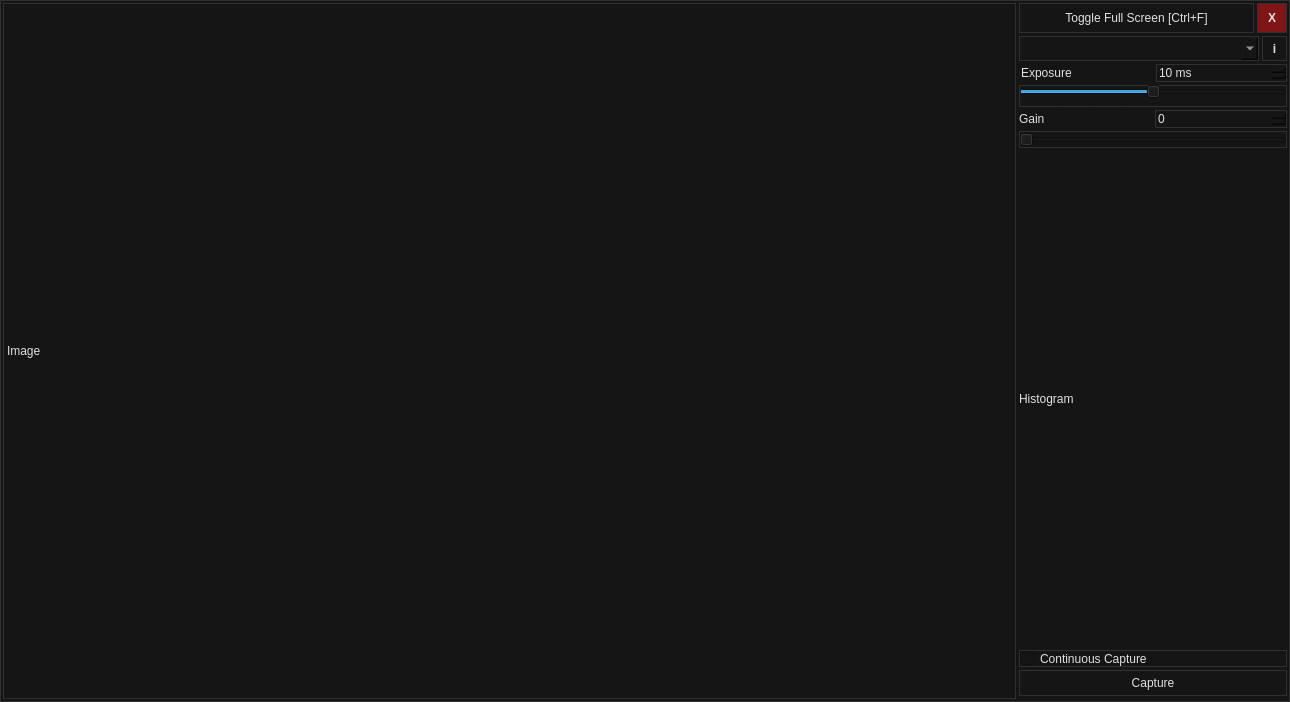
Old version of the form mainframe.ui in the repository aleksey-ka/OpenAP-AstroPhotography.
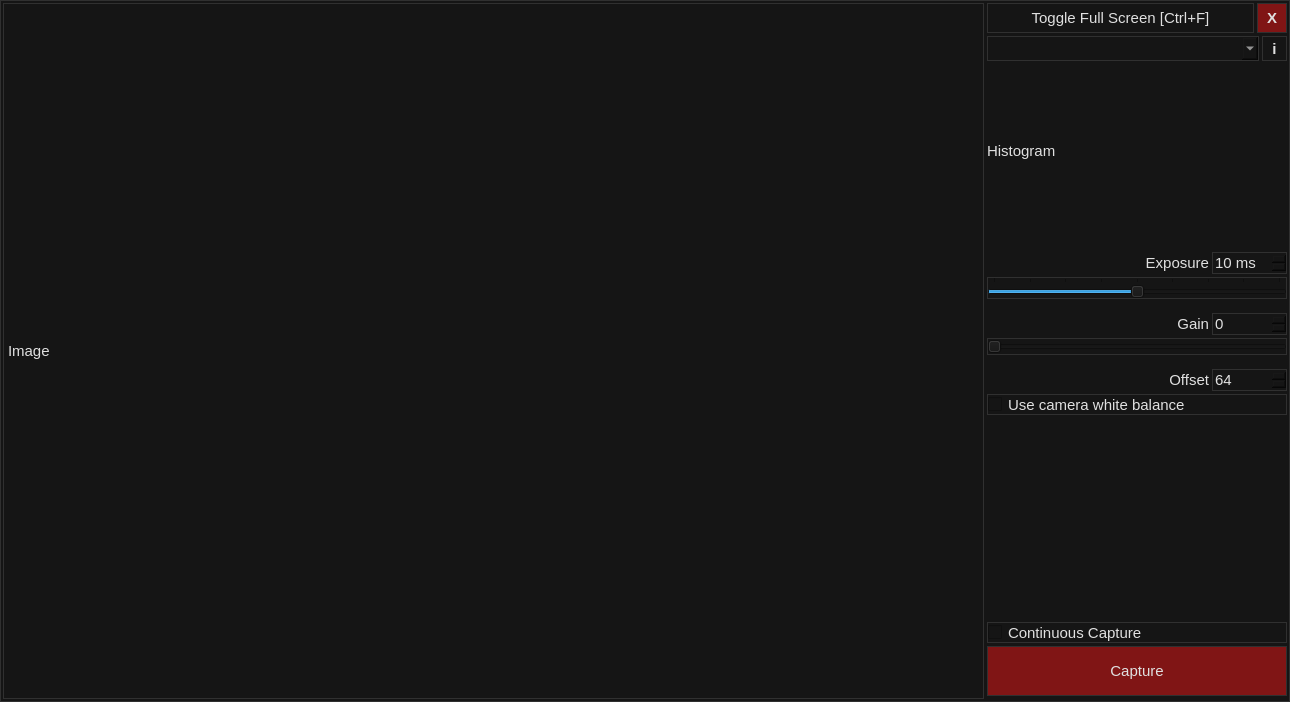
New version of the form.

Commit message: Controls for offset and white balance + minor UI improvements

```diff
--- a/mainframe.ui
+++ b/mainframe.ui
@@ -20,6 +20,7 @@
 	border-width: 1px;
 	border-style: solid;
 	border-color: #303030;
+	font-size:15px;
 }
 QFrame {
 	border-color: #303030;
@@ -51,7 +52,7 @@
      <widget class="QFrame" name="controlsPanel">
       <property name="minimumSize">
        <size>
-        <width>268</width>
+        <width>300</width>
         <height>0</height>
        </size>
       </property>
@@ -150,6 +151,7 @@
             </property>
             <property name="font">
              <font>
+              <pointsize>-1</pointsize>
               <weight>75</weight>
               <bold>true</bold>
              </font>
@@ -229,7 +231,7 @@
             </property>
             <property name="font">
              <font>
-              <pointsize>9</pointsize>
+              <pointsize>-1</pointsize>
               <weight>75</weight>
               <bold>true</bold>
              </font>
@@ -242,6 +244,19 @@
          </layout>
         </widget>
        </item>
+       <item>
+        <widget class="QLabel" name="histogramView">
+         <property name="maximumSize">
+          <size>
+           <width>16777215</width>
+           <height>174</height>
+          </size>
+         </property>
+         <property name="text">
+          <string>Histogram</string>
+         </property>
+        </widget>
+       </item>
        <item>
         <widget class="QFrame" name="exposureFrame">
          <property name="sizePolicy">
@@ -261,7 +276,7 @@
            <number>2</number>
           </property>
           <property name="topMargin">
-           <number>0</number>
+           <number>11</number>
           </property>
           <property name="rightMargin">
            <number>0</number>
@@ -271,13 +286,25 @@
           </property>
           <item>
            <widget class="QLabel" name="exposureLabel">
+            <property name="layoutDirection">
+             <enum>Qt::LeftToRight</enum>
+            </property>
             <property name="text">
              <string>Exposure</string>
             </property>
+            <property name="alignment">
+             <set>Qt::AlignRight|Qt::AlignTrailing|Qt::AlignVCenter</set>
+            </property>
            </widget>
           </item>
           <item>
            <widget class="QSpinBox" name="exposureSpinBox">
+            <property name="maximumSize">
+             <size>
+              <width>75</width>
+              <height>16777215</height>
+             </size>
+            </property>
             <property name="suffix">
              <string> ms</string>
             </property>
@@ -322,7 +349,7 @@
           <enum>Qt::Horizontal</enum>
          </property>
          <property name="tickPosition">
-          <enum>QSlider::TicksBelow</enum>
+          <enum>QSlider::TicksAbove</enum>
          </property>
          <property name="tickInterval">
           <number>10</number>
@@ -348,7 +375,7 @@
            <number>0</number>
           </property>
           <property name="topMargin">
-           <number>0</number>
+           <number>11</number>
           </property>
           <property name="rightMargin">
            <number>0</number>
@@ -358,13 +385,25 @@
           </property>
           <item>
            <widget class="QLabel" name="gainLabel">
+            <property name="layoutDirection">
+             <enum>Qt::LeftToRight</enum>
+            </property>
             <property name="text">
              <string>Gain</string>
             </property>
+            <property name="alignment">
+             <set>Qt::AlignRight|Qt::AlignTrailing|Qt::AlignVCenter</set>
+            </property>
            </widget>
           </item>
           <item>
            <widget class="QSpinBox" name="gainSpinBox">
+            <property name="maximumSize">
+             <size>
+              <width>75</width>
+              <height>16777215</height>
+             </size>
+            </property>
             <property name="maximum">
              <number>600</number>
             </property>
@@ -393,14 +432,109 @@
         </widget>
        </item>
        <item>
-        <widget class="QLabel" name="histogramView">
+        <widget class="QFrame" name="offsetFrame">
+         <property name="sizePolicy">
+          <sizepolicy hsizetype="Preferred" vsizetype="Fixed">
+           <horstretch>0</horstretch>
+           <verstretch>0</verstretch>
+          </sizepolicy>
+         </property>
+         <property name="frameShape">
+          <enum>QFrame::StyledPanel</enum>
+         </property>
+         <property name="frameShadow">
+          <enum>QFrame::Raised</enum>
+         </property>
+         <layout class="QHBoxLayout" name="horizontalLayout_6">
+          <property name="leftMargin">
+           <number>2</number>
+          </property>
+          <property name="topMargin">
+           <number>11</number>
+          </property>
+          <property name="rightMargin">
+           <number>0</number>
+          </property>
+          <property name="bottomMargin">
+           <number>0</number>
+          </property>
+          <item>
+           <widget class="QLabel" name="offsetLabel">
+            <property name="layoutDirection">
+             <enum>Qt::LeftToRight</enum>
+            </property>
+            <property name="text">
+             <string>Offset</string>
+            </property>
+            <property name="alignment">
+             <set>Qt::AlignRight|Qt::AlignTrailing|Qt::AlignVCenter</set>
+            </property>
+           </widget>
+          </item>
+          <item>
+           <widget class="QSpinBox" name="offsetSpinBox">
+            <property name="maximumSize">
+             <size>
+              <width>75</width>
+              <height>16777215</height>
+             </size>
+            </property>
+            <property name="suffix">
+             <string/>
+            </property>
+            <property name="minimum">
+             <number>0</number>
+            </property>
+            <property name="maximum">
+             <number>500</number>
+            </property>
+            <property name="value">
+             <number>64</number>
+            </property>
+            <property name="displayIntegerBase">
+             <number>10</number>
+            </property>
+           </widget>
+          </item>
+         </layout>
+        </widget>
+       </item>
+       <item>
+        <widget class="QCheckBox" name="whiteBalanceCheckBox">
          <property name="text">
-          <string>Histogram</string>
+          <string>Use camera white balance</string>
          </property>
         </widget>
        </item>
+       <item>
+        <widget class="QFrame" name="spacer">
+         <property name="frameShape">
+          <enum>QFrame::StyledPanel</enum>
+         </property>
+         <property name="frameShadow">
+          <enum>QFrame::Raised</enum>
+         </property>
+         <layout class="QHBoxLayout" name="horizontalLayout_7">
+          <property name="leftMargin">
+           <number>2</number>
+          </property>
+          <property name="topMargin">
+           <number>0</number>
+          </property>
+          <property name="rightMargin">
+           <number>0</number>
+          </property>
+          <property name="bottomMargin">
+           <number>0</number>
+          </property>
+         </layout>
+        </widget>
+       </item>
        <item>
         <widget class="QCheckBox" name="continuousCaptureCheckBox">
+         <property name="layoutDirection">
+          <enum>Qt::LeftToRight</enum>
+         </property>
          <property name="text">
           <string>Continuous Capture</string>
          </property>
@@ -408,6 +542,21 @@
        </item>
        <item>
         <widget class="QPushButton" name="captureButton">
+         <property name="sizePolicy">
+          <sizepolicy hsizetype="Minimum" vsizetype="Fixed">
+           <horstretch>0</horstretch>
+           <verstretch>0</verstretch>
+          </sizepolicy>
+         </property>
+         <property name="maximumSize">
+          <size>
+           <width>16777215</width>
+           <height>50</height>
+          </size>
+         </property>
+         <property name="styleSheet">
+          <string notr="true">background-color: #801515;</string>
+         </property>
          <property name="text">
           <string>Capture</string>
          </property>
```
The commit also changes 2 other files.
